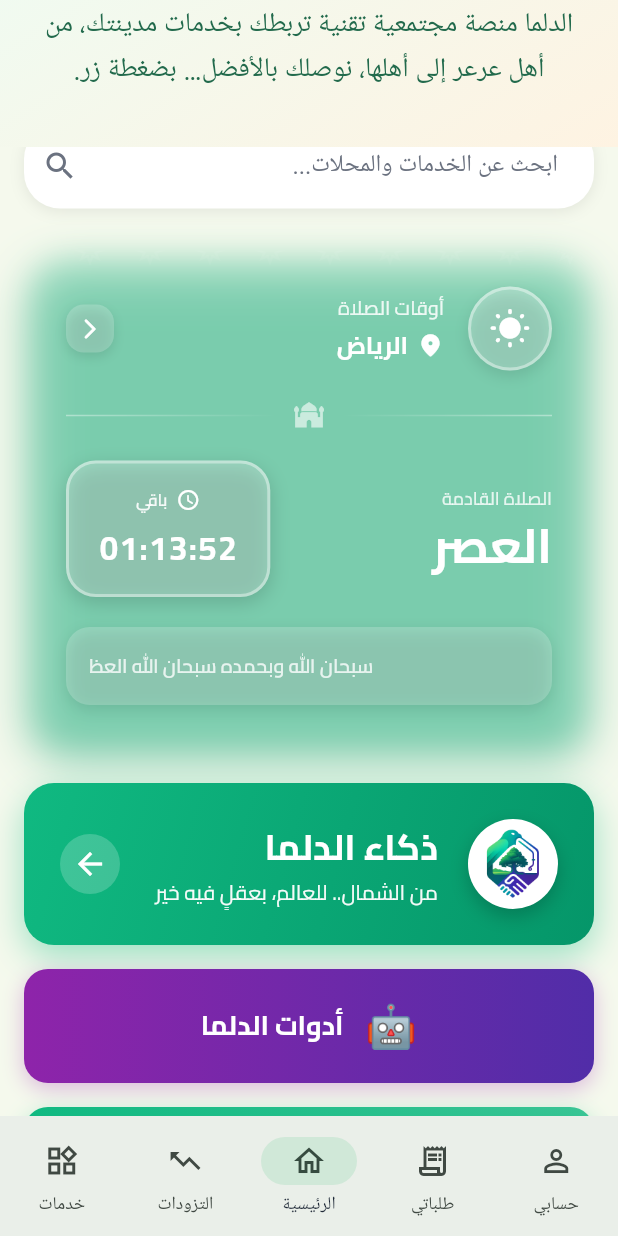
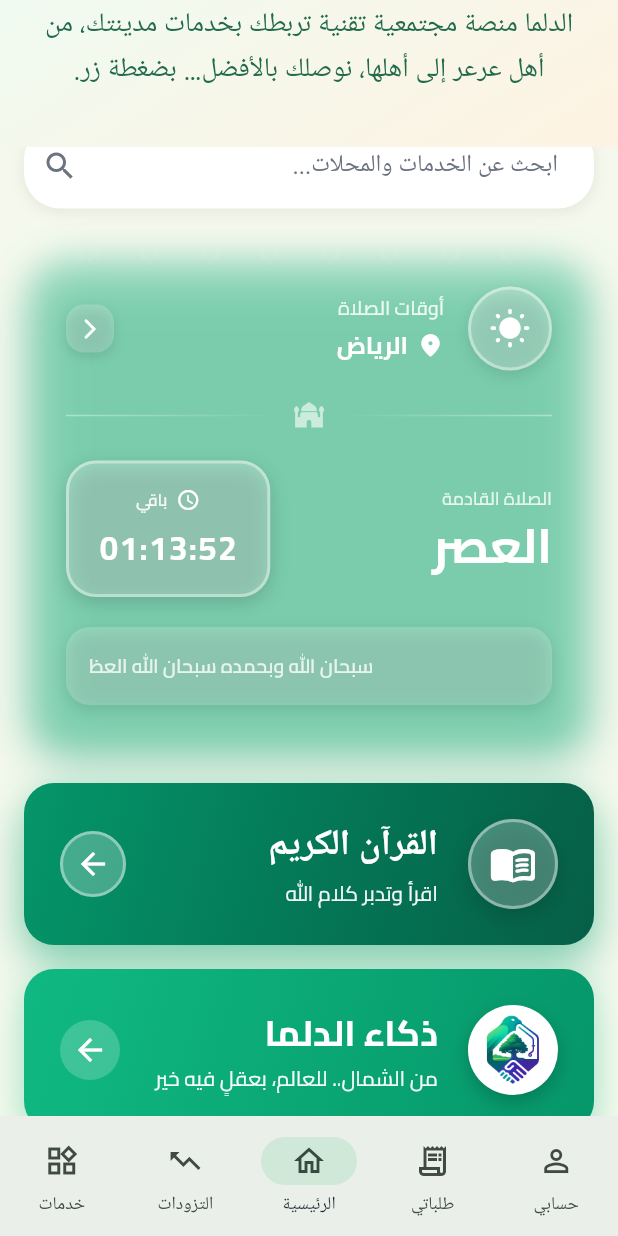
Before and after one commit to kkkrraamm/aldlma, a Flutter app: the screen it shows after launch, scrolled down 576 dp, on a phone screen of 412 x 824 dp. Run offline on Flutter 3.47's test engine with Material 3 defaults, Android fonts, the phone set to English and light mode, and no system bars; our stand-ins replace adhan, cached_network_image, device_info_plus, firebase_core, firebase_messaging, fl_chart and 12 more; missing offline and left inert: quran; accounts and stored records are empty; network calls fail.

```diff
--- a/lib/main.dart
+++ b/lib/main.dart
@@ -25,6 +25,7 @@ import 'media_dashboard.dart';
 import 'ai_tools_page.dart';
 import 'dalma_ai_page.dart';
 import 'prayer_button.dart';
+import 'quran_page.dart';
 import 'package:provider/provider.dart';
 import 'theme_config.dart';
 import 'theme_aware_widgets.dart';
@@ -234,6 +235,12 @@ class _HomeScreen extends StatelessWidget {
                 // زر أوقات الصلاة
                 const PrayerButton(),
                 const SizedBox(height: 16),
+                // زر القرآن الكريم
+                Padding(
+                  padding: const EdgeInsets.symmetric(horizontal: 16),
+                  child: _QuranButton(),
+                ),
+                const SizedBox(height: 16),
                 // زر ذكاء الدلما
                 Padding(
                   padding: const EdgeInsets.symmetric(horizontal: 16),
@@ -824,6 +831,130 @@ class _DalmaAIButton extends StatelessWidget {
                   decoration: BoxDecoration(
                     color: Colors.white.withOpacity(0.2),
                     shape: BoxShape.circle,
+                  ),
+                  child: const Icon(
+                    Icons.arrow_forward,
+                    color: Colors.white,
+                    size: 24,
+                  ),
+                ),
+              ],
+            ),
+          ),
+        ),
+      ),
+    );
+  }
+}
+
+// زر القرآن الكريم
+class _QuranButton extends StatelessWidget {
+  @override
+  Widget build(BuildContext context) {
+    return Container(
+      width: double.infinity,
+      decoration: BoxDecoration(
+        gradient: const LinearGradient(
+          colors: [
+            Color(0xFF059669),
+            Color(0xFF047857),
+            Color(0xFF065f46),
+          ],
+          begin: Alignment.topLeft,
+          end: Alignment.bottomRight,
+        ),
+        borderRadius: BorderRadius.circular(20),
+        boxShadow: [
+          BoxShadow(
+            color: const Color(0xFF059669).withOpacity(0.4),
+            blurRadius: 28,
+            offset: const Offset(0, 14),
+          ),
+          BoxShadow(
+            color: const Color(0xFF10b981).withOpacity(0.2),
+            blurRadius: 16,
+            offset: const Offset(0, 6),
+          ),
+        ],
+      ),
+      child: Material(
+        color: Colors.transparent,
+        child: InkWell(
+          borderRadius: BorderRadius.circular(20),
+          onTap: () {
+            Navigator.push(
+              context,
+              MaterialPageRoute(
+                builder: (_) => const QuranPage(),
+              ),
+            );
+          },
+          child: Padding(
+            padding: const EdgeInsets.all(24),
+            child: Row(
+              children: [
+                // أيقونة القرآن
+                Container(
+                  width: 60,
+                  height: 60,
+                  decoration: BoxDecoration(
+                    color: Colors.white.withOpacity(0.25),
+                    shape: BoxShape.circle,
+                    border: Border.all(
+                      color: Colors.white.withOpacity(0.4),
+                      width: 2,
+                    ),
+                    boxShadow: [
+                      BoxShadow(
+                        color: Colors.black.withOpacity(0.15),
+                        blurRadius: 12,
+                        offset: const Offset(0, 6),
+                      ),
+                    ],
+                  ),
+                  child: const Icon(
+                    Icons.menu_book_rounded,
+                    color: Colors.white,
+                    size: 32,
+                  ),
+                ),
+                const SizedBox(width: 20),
+
+                // النص
+                Expanded(
+                  child: Column(
+                    crossAxisAlignment: CrossAxisAlignment.start,
+                    children: [
+                      Text(
+                        'القرآن الكريم',
+                        style: GoogleFonts.amiriQuran(
+                          fontSize: 24,
+                          fontWeight: FontWeight.bold,
+                          color: Colors.white,
+                        ),
+                      ),
+                      const SizedBox(height: 4),
+                      Text(
+                        'اقرأ وتدبر كلام الله',
+                        style: GoogleFonts.cairo(
+                          fontSize: 14,
+                          color: Colors.white.withOpacity(0.95),
+                        ),
+                      ),
+                    ],
+                  ),
+                ),
+
+                // سهم
+                Container(
+                  padding: const EdgeInsets.all(8),
+                  decoration: BoxDecoration(
+                    color: Colors.white.withOpacity(0.25),
+                    shape: BoxShape.circle,
+                    border: Border.all(
+                      color: Colors.white.withOpacity(0.4),
+                      width: 2,
+                    ),
                   ),
                   child: const Icon(
                     Icons.arrow_forward,
--- a/pubspec.yaml
+++ b/pubspec.yaml
@@ -57,6 +57,7 @@ dependencies:
   path_provider: ^2.1.0
   adhan: ^2.0.0+1
   flutter_compass: ^0.8.1
+  quran: ^1.2.9
 
   # Firebase (Optional)
   # firebase_core: ^2.24.0
```
Also changed, not shown: lib/quran_page.dart (added, +400 -0 lines), pubspec.lock.
